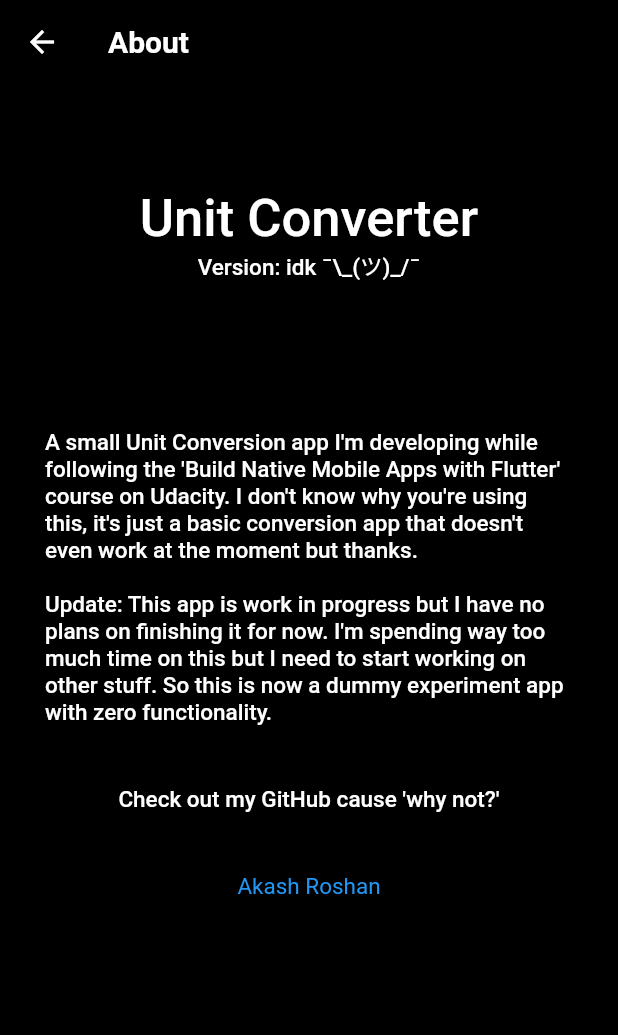
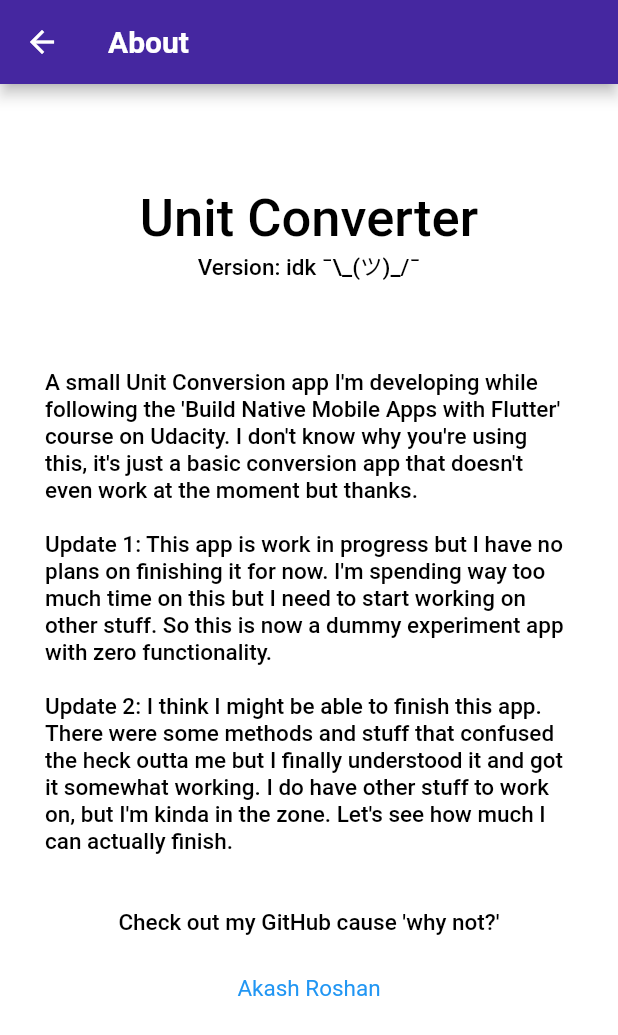
Before and after one commit to akashroshan135/unit-converter, a Flutter app: the screen it shows after launch, after a tap on the "info outline" icon, on a phone screen of 412 x 824 dp. Shown: the top 1035 px of the screen. Run offline on Flutter 3.47's test engine with Material 2 defaults, Android fonts, the phone set to English and light mode, and no system bars.

Commit message:
add light and dark mode implementation

```diff
--- a/lib/main.dart
+++ b/lib/main.dart
@@ -4,9 +4,12 @@ import 'routes/category_route.dart';
 
 void main() => runApp(MyApp());
 
-class MyApp extends StatelessWidget {
-  final bool _useDark = true;
+class MyApp extends StatefulWidget {
+  @override
+  _MyAppState createState() => _MyAppState();
+}
 
+class _MyAppState extends State<MyApp> {
   final _darkTheme = ThemeData(
     // Used for AppBar and other primary widgets
     primaryColor: Colors.black,
@@ -37,15 +40,17 @@ class MyApp extends StatelessWidget {
     // Used for AppBar and other primary widgets
     primaryColor: Colors.deepPurple[800],
     // Used for buttons
-    accentColor: Colors.blue,
+    secondaryHeaderColor: Colors.white,
     // Used for backgroud color
-    backgroundColor: Colors.green[100],
+    backgroundColor: Colors.white,
+    // Used for scffold backgroud color
+    scaffoldBackgroundColor: Colors.white,
     // Used for appBar icons
     iconTheme: IconThemeData(color: Colors.white, size: 30),
     // Used for main icons
     primaryIconTheme: IconThemeData(color: Colors.black, size: 40),
-    // Used for sub icons. Currently not wsed
-    accentIconTheme: IconThemeData(color: Colors.white, size: 30),
+    // Used for sub icons
+    accentIconTheme: IconThemeData(color: Colors.blue, size: 30),
     textTheme: TextTheme(
       // Main screen appBar font
       headline6: TextStyle(color: Colors.white, fontSize: 25.0),
@@ -61,9 +66,10 @@ class MyApp extends StatelessWidget {
   Widget build(BuildContext context) {
     return MaterialApp(
       // debugShowCheckedModeBanner: false,
-      title: 'Test Lists',
+      title: 'Unit Converter',
       home: CategoryRoute(),
-      theme: _useDark ? _darkTheme : _lightTheme,
+      theme: _lightTheme,
+      darkTheme: _darkTheme,
     );
   }
 }
--- a/lib/routes/about_route.dart
+++ b/lib/routes/about_route.dart
@@ -16,7 +16,7 @@ class AboutScreen extends StatelessWidget {
     );
 
     final appName = Container(
-      height: 200,
+      height: 160,
       child: ListView(children: [
         Container(
           height: 100,
@@ -42,14 +42,16 @@ class AboutScreen extends StatelessWidget {
       padding: EdgeInsets.all(20.0),
       alignment: Alignment.center,
       child: Text(
-        'A small Unit Conversion app I\'m developing while following the \'Build Native Mobile Apps with Flutter\' course on Udacity. I don\'t know why you\'re using this, it\'s just a basic conversion app that doesn\'t even work at the moment but thanks.\n\nUpdate: This app is work in progress but I have no plans on finishing it for now. I\'m spending way too much time on this but I need to start working on other stuff. So this is now a dummy experiment app with zero functionality.',
+        'A small Unit Conversion app I\'m developing while following the \'Build Native Mobile Apps with Flutter\' course on Udacity. I don\'t know why you\'re using this, it\'s just a basic conversion app that doesn\'t even work at the moment but thanks.' +
+            '\n\nUpdate 1: This app is work in progress but I have no plans on finishing it for now. I\'m spending way too much time on this but I need to start working on other stuff. So this is now a dummy experiment app with zero functionality.' +
+            '\n\nUpdate 2: I think I might be able to finish this app. There were some methods and stuff that confused the heck outta me but I finally understood it and got it somewhat working. I do have other stuff to work on, but I\'m kinda in the zone. Let\'s see how much I can actually finish.',
         style: Theme.of(context).textTheme.bodyText1,
       ),
     );
 
     final shamlessPlug = <Widget>[
       Container(
-        padding: EdgeInsets.all(20.0),
+        padding: EdgeInsets.all(16.0),
         alignment: Alignment.center,
         child: Text(
           'Check out my GitHub cause \'why not?\'',
@@ -57,7 +59,7 @@ class AboutScreen extends StatelessWidget {
         ),
       ),
       Container(
-        padding: EdgeInsets.all(20.0),
+        padding: EdgeInsets.all(10.0),
         alignment: Alignment.center,
         child: new InkWell(
           child: new Text(
--- a/lib/routes/converter_route.dart
+++ b/lib/routes/converter_route.dart
@@ -184,7 +184,7 @@ class _ConverterScreenState extends State<ConverterScreen> {
           controller: swap,
           keyboardType: TextInputType.number,
           cursorColor: widget.categoryColor,
-          style: Theme.of(context).textTheme.headline6.copyWith(fontSize: 35),
+          style: Theme.of(context).textTheme.bodyText1.copyWith(fontSize: 35),
           decoration: InputDecoration(
             labelText: 'Input',
             labelStyle: TextStyle(color: widget.categoryColor),
@@ -231,7 +231,7 @@ class _ConverterScreenState extends State<ConverterScreen> {
         InputDecorator(
           child: Text(
             _convertedValue,
-            style: Theme.of(context).textTheme.headline6.copyWith(fontSize: 35),
+            style: Theme.of(context).textTheme.bodyText1.copyWith(fontSize: 35),
           ),
           decoration: InputDecoration(
             labelText: 'Output',
```
